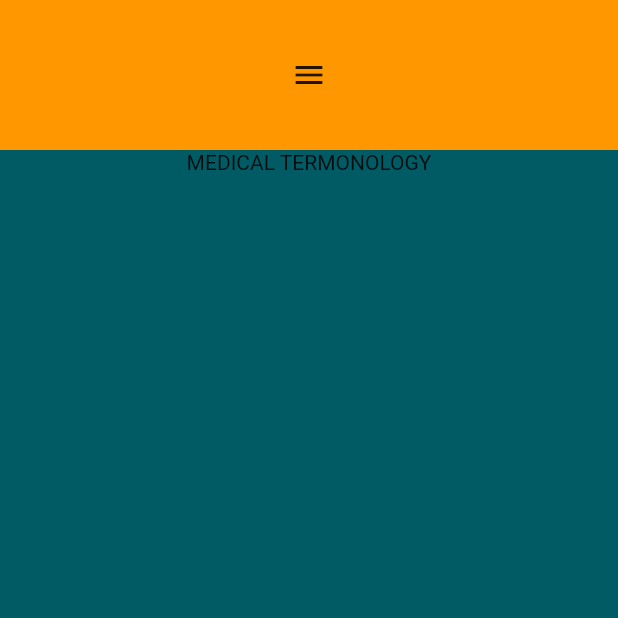
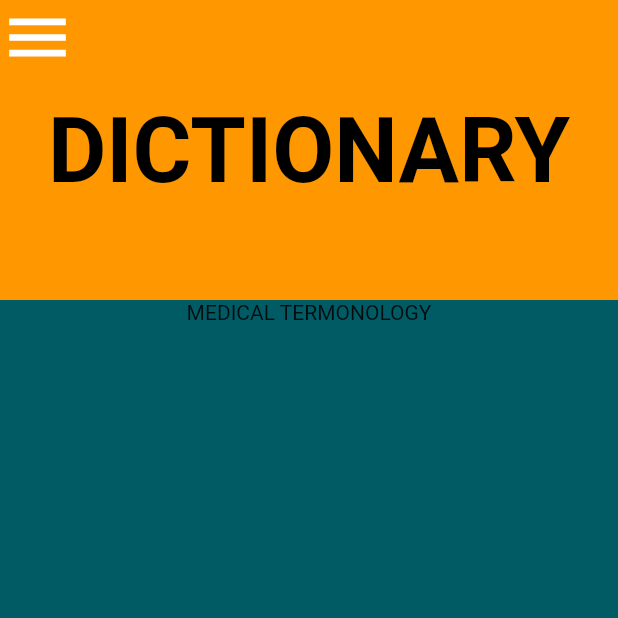
Before and after one commit to FrameTee29/Medical-Dictionary, a Flutter app: the screen it shows after launch, on a phone screen of 412 x 824 dp, the top half of it. Run offline on Flutter 3.47's test engine with Material 2 defaults, Android fonts, the phone set to English and light mode, and no system bars.

Commit message:
Header OK

```diff
--- a/lib/screens/home.dart
+++ b/lib/screens/home.dart
@@ -8,9 +8,29 @@ class Home extends StatefulWidget {
 class _HomeState extends State<Home> {
   Widget dictionary() {
     return Container(
-      height: 100,
+      height: 200,
       decoration: BoxDecoration(color: Colors.orange),
-      child: Icon(Icons.menu),
+      child: Column(
+        children: <Widget>[
+          Container(
+            alignment: Alignment.topLeft,
+            height: 50,
+            child: Icon(Icons.menu,size: 50,color: Colors.white,),
+          ),
+          Container(
+            alignment: Alignment.center,
+            height: 100,
+            child: Text(
+              "DICTIONARY",
+              style: TextStyle(
+                color: Colors.black,
+                fontSize: 60,
+                fontWeight: FontWeight.bold,
+              ),
+            ),
+          )
+        ],
+      ),
     );
   }
 
```
